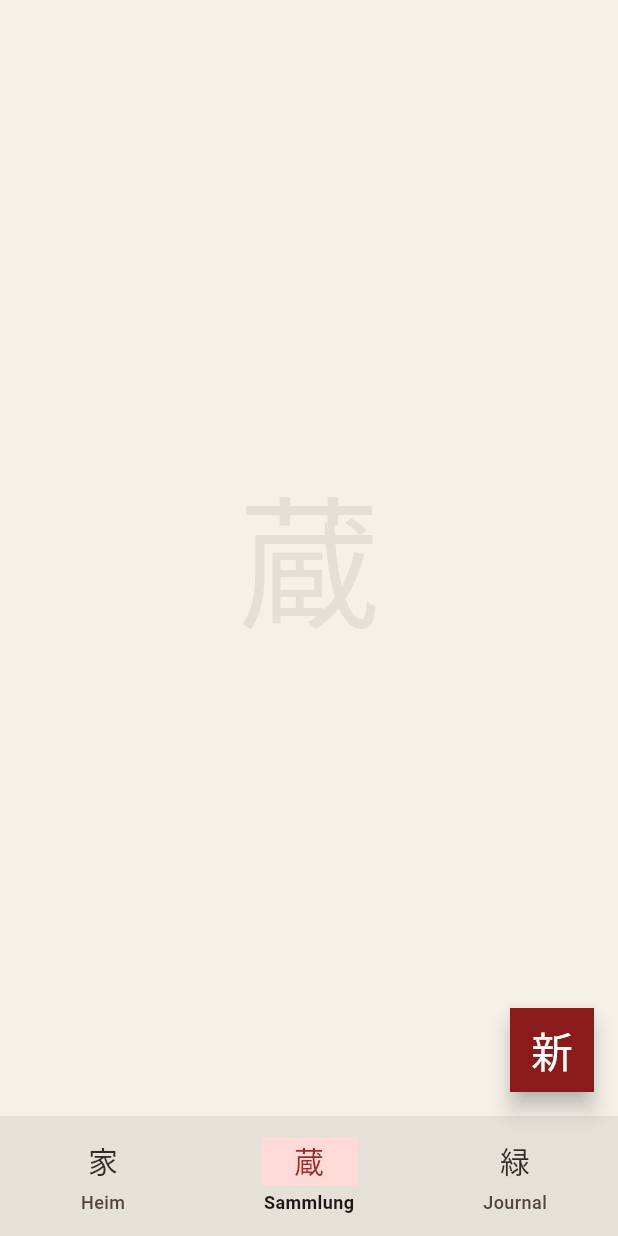
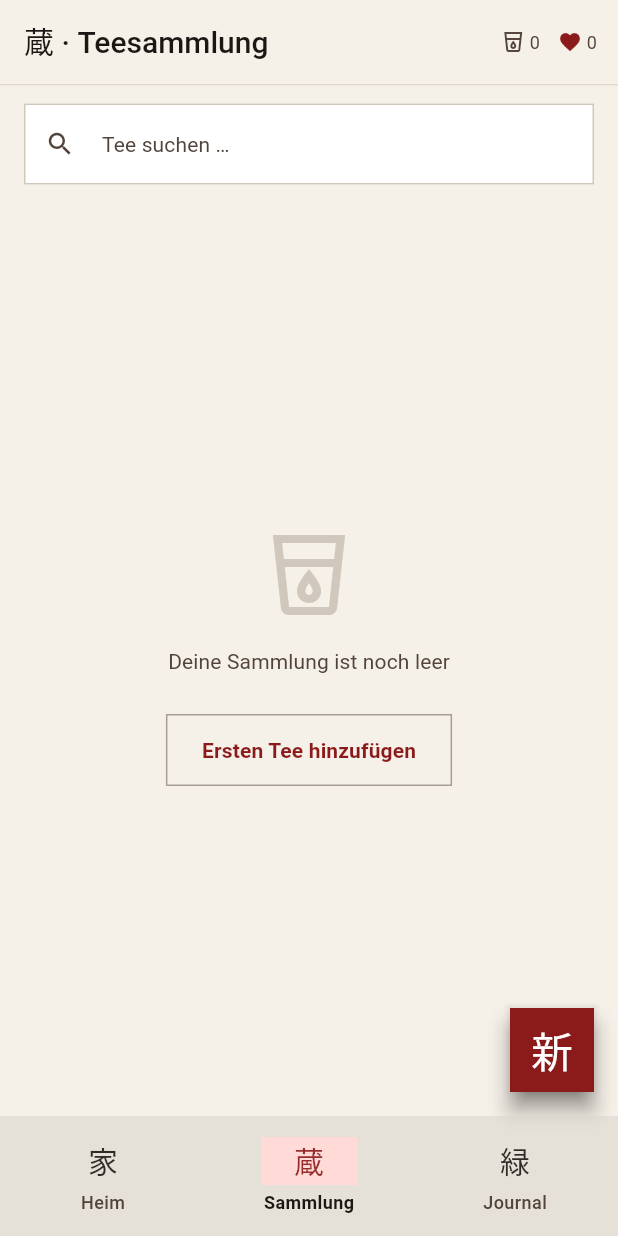
Before and after one commit to DevBoll/SteapLeaf, a Flutter app: the screen it shows after launch, item 2 of the bottom bar chosen, on a phone screen of 412 x 824 dp. Run offline on Flutter 3.47's test engine with Material 3 defaults, Android fonts, the phone set to English and light mode, and no system bars; our stand-ins replace sqflite, sqflite_common_ffi; accounts and stored records are empty; Roboto replaces fonts that are missing (NotoSansJP, NotoSerifJP).

Commit message:
feat(collection): add collection screen and update providers

```diff
--- a/lib/core/models/enums.dart
+++ b/lib/core/models/enums.dart
@@ -1,20 +1,129 @@
 // Sammlung aller Enums.
 // Persistiert wird der `name` (z. B. 'green') als TEXT in SQLite.
 
+import 'package:flutter/material.dart';
+
+import '../../theme/steapleaf_theme.dart';
+
 enum TeaType {
-  green,    // Grün
-  black,    // Schwarz
-  oolong,   // Oolong
-  puerh,    // Pu-Erh
-  white,    // Weiss
-  yellow,   // Gelb
-  herbal,   // Kräuter
-  fruit,    // Frucht
-  rooibos,  // Rooibos
-  other,    // Sonstige
+  green,
+  black,
+  oolong,
+  white,
+  yellow,
+  puerh,
+  herbal,
+  fruit,
+  rooibos,
+  other;
+
+  String get label => switch (this) {
+    TeaType.green   => 'Grün',
+    TeaType.black   => 'Schwarz',
+    TeaType.oolong  => 'Oolong',
+    TeaType.white   => 'Weiß',
+    TeaType.yellow  => 'Gelb',
+    TeaType.puerh   => 'Pu-Erh',
+    TeaType.herbal  => 'Kräuter',
+    TeaType.fruit   => 'Früchte',
+    TeaType.rooibos => 'Rooibos',
+    TeaType.other  => 'Sonstige'
+  };
+
+  /// Vollständiges Farb-Set aus dem Theme (container, onContainer, badge).
+  TeaTypeColors get colors => switch (this) {
+    TeaType.green   => TeaTypeTokens.green,
+    TeaType.black   => TeaTypeTokens.black,
+    TeaType.oolong  => TeaTypeTokens.oolong,
+    TeaType.white   => TeaTypeTokens.white,
+    TeaType.yellow  => TeaTypeTokens.yellow,
+    TeaType.puerh   => TeaTypeTokens.puerh,
+    TeaType.herbal  => TeaTypeTokens.herbal,
+    TeaType.fruit   => TeaTypeTokens.fruit,
+    TeaType.rooibos => TeaTypeTokens.rooibos,
+    TeaType.other => TeaTypeTokens.other,
+  };
+
+  /// Kennfarbe für Badges und Chips.
+  Color get color => colors.badge;
+
+  /// Textfarbe auf der Kennfarbe.
+  Color get textColor => colors.onContainer;
+
+  /// Kanji-Symbol aus der SteapLeaf-Kanji-Bibliothek.
+  String get kanji => switch (this) {
+    TeaType.green   => SteapLeafKanji.typeGreen.character,
+    TeaType.black   => SteapLeafKanji.typeBlack.character,
+    TeaType.oolong  => SteapLeafKanji.typeOolong.character,
+    TeaType.white   => SteapLeafKanji.typeWhite.character,
+    TeaType.yellow  => SteapLeafKanji.typeYellow.character,
+    TeaType.puerh   => SteapLeafKanji.typePuerh.character,
+    TeaType.herbal  => SteapLeafKanji.typeHerbal.character,
+    TeaType.fruit   => SteapLeafKanji.typeFruit.character,
+    TeaType.rooibos => SteapLeafKanji.typeRooibos.character,
+    TeaType.other => SteapLeafKanji.typeCustom.character,
+  };
+
+  /// Empfohlene Brühtemperatur als Standardwert
+  int get defaultTemp => switch (this) {
+    TeaType.green   => 70,
+    TeaType.yellow  => 75,
+    TeaType.white   => 75,
+    TeaType.oolong  => 85,
+    TeaType.black   => 95,
+    TeaType.puerh   => 95,
+    TeaType.herbal  => 100,
+    TeaType.fruit   => 100,
+    TeaType.rooibos => 100,
+    TeaType.other => 100,
+  };
+
+  /// Empfohlene Ziehzeit als Standardwert
+  Duration get defaultSteepTime => switch (this) {
+    TeaType.green   => const Duration(minutes: 2),
+    TeaType.yellow  => const Duration(minutes: 2),
+    TeaType.black   => const Duration(minutes: 3),
+    TeaType.oolong  => const Duration(minutes: 3),
+    TeaType.puerh   => const Duration(minutes: 3),
+    TeaType.white   => const Duration(minutes: 4),
+    TeaType.herbal  => const Duration(minutes: 5),
+    TeaType.fruit   => const Duration(minutes: 5),
+    TeaType.rooibos => const Duration(minutes: 5),
+    TeaType.other => const Duration(minutes: 3),
+  };
+
+  static TeaType fromString(String value) {
+    return TeaType.values.firstWhere(
+      (e) => e.name == value,
+      orElse: () => TeaType.green,
+    );
+  }
+
 }
 
-enum BrewingType { western, gongFu, matcha, coldbrew, custom }
+enum BrewingType {
+  western,
+  gongfu,
+  coldBrew,
+  matcha,
+  custom;
+
+  String get label => switch (this) {
+    BrewingType.western  => 'Westlich',
+    BrewingType.gongfu   => 'Gong Fu',
+    BrewingType.coldBrew => 'Cold Brew',
+    BrewingType.matcha => 'Matcha',
+    BrewingType.custom   => 'Benutzerdefiniert',
+  };
+
+  static BrewingType fromString(String value) {
+    return BrewingType.values.firstWhere(
+      (e) => e.name == value,
+      orElse: () => BrewingType.western,
+    );
+  }
+}
+
 
 enum SessionType { simple, tasting }
 
@@ -24,9 +133,9 @@ enum InfusionType { prep, drink }
 
 enum ColdBrewLocation { fridge, room }
 
-enum AromaCategory { floral, fruity, grassy, earthy, woody, spicy, roasted }
+enum AromaCategory { floral, fruity, grassy, earthy, herbal, spicy, roasted }
 
-enum TasteCategory { sweet, sour, bitter, umami, astringent }
+enum TasteCategory { sweet, sour, bitter, umami, salty }
 
 enum MouthfeelCategory { body, astringency, finish }
 
--- a/lib/core/providers/tea_provider.dart
+++ b/lib/core/providers/tea_provider.dart
@@ -1,8 +1,11 @@
 import 'package:flutter/foundation.dart';
 
 import '../models/brewing_variant.dart';
+import '../models/enums.dart';
 import '../models/tea.dart';
 import '../repositories/tea_repository.dart';
+
+enum TeaSortOrder { byName, byRating, byNewest }
 
 /// State-Management für die Tee-Sammlung.
 class TeaProvider extends ChangeNotifier {
@@ -12,10 +15,101 @@ class TeaProvider extends ChangeNotifier {
   List<Tea> _teas = [];
   bool _loading = false;
   String? _error;
+  TeaSortOrder _sortOrder = TeaSortOrder.byName;
+  String _searchQuery = '';
+  TeaType? _filterType;
+  bool _filterFavorites = false;
+  bool? _filterInStock;
 
-  List<Tea> get teas => List.unmodifiable(_teas);
+  TeaSortOrder get sortOrder => _sortOrder;
   bool get loading => _loading;
   String? get error => _error;
+  String get searchQuery => _searchQuery;
+  TeaType? get filterType => _filterType;
+  bool get filterFavorites => _filterFavorites;
+  bool? get filterInStock => _filterInStock;
+
+  List<Tea> get teas {
+    final query = _searchQuery.toLowerCase().trim();
+    var filtered = query.isEmpty
+        ? _teas
+        : _teas.where((t) {
+            return t.name.toLowerCase().contains(query) ||
+                t.origin.toLowerCase().contains(query) ||
+                t.vendor.toLowerCase().contains(query) ||
+                t.tags.any((tag) => tag.name.toLowerCase().contains(query));
+          }).toList();
+
+
+     if (_filterType != null) {
+      filtered = filtered.where((t) => t.type == _filterType).toList();
+    }
+
+    if (_filterFavorites) {
+      filtered = filtered.where((t) => t.isFavorite).toList();
+    }
+
+    if (_filterInStock != null) {
+      filtered = filtered.where((t) => t.isOwned == _filterInStock).toList();
+    }
+
+    final sorted = [...filtered];
+    switch (_sortOrder) {
+      case TeaSortOrder.byName:
+        sorted.sort((a, b) => a.name.toLowerCase().compareTo(b.name.toLowerCase()));
+      case TeaSortOrder.byRating:
+        sorted.sort((a, b) => b.rating.compareTo(a.rating));
+      case TeaSortOrder.byNewest:
+        sorted.sort((a, b) => b.createdAt.compareTo(a.createdAt));
+    }
+    return List.unmodifiable(sorted);
+  }
+
+  void setSortOrder(TeaSortOrder order) {
+    if (_sortOrder == order) return;
+    _sortOrder = order;
+    notifyListeners();
+  }
+
+  void setSearch(String query) {
+    if (_searchQuery == query) return;
+    _searchQuery = query;
+    notifyListeners();
+  }
+
+  void clearSearch() {
+    if (_searchQuery.isEmpty) return;
+    _searchQuery = '';
+    notifyListeners();
+  }
+
+ void setFilterType(TeaType? type) {
+  if (_filterType == type) return;
+    _filterType = type;
+    notifyListeners();
+  }
+
+  void setFilterFavorites(bool value) {
+     if (_filterFavorites == value) return;
+    _filterFavorites = value;
+    notifyListeners();
+  }
+
+  void setFilterInStock(bool? value) {
+     if (_filterInStock == value) return;
+    _filterInStock = value;
+    notifyListeners();
+  }
+
+  void clearFilters() {
+    _filterType = null;
+    _filterFavorites = false;
+    _filterInStock = false;
+    _searchQuery = '';
+    notifyListeners();
+  }
+
+
 
   List<Tea> get favorites =>
       _teas.where((t) => t.isFavorite).toList(growable: false);
@@ -29,7 +123,7 @@ class TeaProvider extends ChangeNotifier {
     return null;
   }
 
-  // ---------------- Load ----------------
+  // Load
 
   Future<void> loadAll() async {
     _setLoading(true);
@@ -58,7 +152,7 @@ class TeaProvider extends ChangeNotifier {
     notifyListeners();
   }
 
-  // ---------------- Mutations ----------------
+  // Mutations
 
   Future<Tea> create(Tea tea) async {
     final created = await _repo.create(tea);
@@ -78,22 +172,7 @@ class TeaProvider extends ChangeNotifier {
     notifyListeners();
   }
 
-  Future<void> toggleFavorite(String id) async {
-    await _repo.toggleFavorite(id);
-    await refresh(id);
-  }
-
-  Future<void> setOwned(String id, bool owned) async {
-    await _repo.setOwned(id, owned);
-    await refresh(id);
-  }
-
-  Future<void> setRating(String id, int rating) async {
-    await _repo.setRating(id, rating);
-    await refresh(id);
-  }
-
-  // ---------------- Brewing-Variants ----------------
+  // Brewing-Variants
 
   Future<void> addVariant(BrewingVariant v) async {
     await _repo.addVariant(v);
@@ -115,10 +194,11 @@ class TeaProvider extends ChangeNotifier {
     await refresh(teaId);
   }
 
-  // ---------------- Helpers ----------------
+  // Helpers
 
   void _setLoading(bool v) {
     _loading = v;
     notifyListeners();
   }
+
 }
--- a/lib/main_shell.dart
+++ b/lib/main_shell.dart
@@ -4,6 +4,7 @@ import 'core/providers/session_provider.dart';
 import 'core/providers/settings_provider.dart';
 import 'core/providers/tag_provider.dart';
 import 'core/providers/tea_provider.dart';
+import 'screens/collection/collection_screen.dart';
 import 'theme/steapleaf_theme.dart';
 
 
@@ -186,8 +187,7 @@ class _HomeTab extends StatelessWidget {
 class _CollectionTab extends StatelessWidget {
   const _CollectionTab();
   @override
-  Widget build(BuildContext context) =>
-      const _TabPlaceholder(SteapLeafKanji.collection);
+  Widget build(BuildContext context) => const CollectionScreen();
 }
 
 
--- /dev/null
+++ b/lib/screens/collection/collection_screen.dart
@@ -0,0 +1,272 @@
+import 'package:flutter/material.dart';
+import 'package:provider/provider.dart';
+import 'package:steapleaf/theme/steapleaf_theme.dart';
+
+import '../../core/models/enums.dart';
+import '../../core/models/tea.dart';
+import '../../core/providers/tea_provider.dart';
+import '../../core/widgets/star_rating.dart';
+import 'tea_detail_screen.dart';
+import 'tea_edit_screen.dart';
+import '../../core/widgets/tea_thumb.dart';
+import '../../core/widgets/tea_type_chip.dart';
+
+class CollectionScreen extends StatefulWidget {
+  const CollectionScreen({super.key});
+
+  @override
+  State<CollectionScreen> createState() => _CollectionScreenState();
+}
+
+class _CollectionScreenState extends State<CollectionScreen> {
+final _searchCtrl = TextEditingController();
+
+   void _openEdit(BuildContext context, {Tea? tea}) {
+    Navigator.push(
+      context,
+      MaterialPageRoute(builder: (_) => TeaEditScreen(tea: tea)),
+    );
+  }
+
+  @override
+  void dispose() {
+    _searchCtrl.dispose();
+    super.dispose();
+  }
+
+  @override
+  Widget build(BuildContext context) {
+     final provider = context.watch<TeaProvider>();
+    final colorScheme = Theme.of(context).colorScheme;
+    final textTheme = Theme.of(context).textTheme;
+    final sortedTeas = provider.teas;
+
+    return Scaffold(
+      appBar: AppBar(
+        title: Text('蔵 · Teesammlung', style: textTheme.titleLarge),
+        actions: [
+          _AppBarStat(
+            icon: Icons.local_drink_outlined,
+            count: provider.teas.length,
+          ),
+          _AppBarStat(
+            icon: Icons.favorite,
+            iconColor: colorScheme.primary,
+            count: provider.teas.where((t) => t.isFavorite).length,
+          ),
+          const SizedBox(width: SteapLeafSpacing.xs),
+        ],
+        bottom: PreferredSize(
+          preferredSize: const Size.fromHeight(1),
+          child: Divider(
+            height: 1,
+            thickness: 0.5,
+            color: colorScheme.outlineVariant,
+          ),
+        ),
+      ),
+      body: Column(
+        crossAxisAlignment: CrossAxisAlignment.start,
+                  children: [
+                    Padding(
+                      padding: const EdgeInsets.fromLTRB(
+                          SteapLeafSpacing.md, SteapLeafSpacing.sm,
+                          SteapLeafSpacing.md, SteapLeafSpacing.xs,
+                        ),
+                      child: Semantics(
+                        label: 'Tee suchen',
+                        child: TextField(
+                          controller: _searchCtrl,
+                          decoration: const InputDecoration(
+                            hintText: 'Tee suchen …',
+                            prefixIcon: Icon(Icons.search, size: 20),
+                          ),
+                          onChanged: context.read<TeaProvider>().setSearch,
+                        ),
+                      ),
+                    ),
+
+          // Tee-Liste
+                    Expanded(
+            child: provider.loading
+                ? const Center(child: CircularProgressIndicator())
+                : sortedTeas.isEmpty
+                    ? _EmptyState(
+                        isEmpty: provider.teas.isEmpty,
+                        onAdd: () => _openEdit(context),
+                )
+                    : ListView.separated(
+                      padding: const EdgeInsets.fromLTRB(
+                          SteapLeafSpacing.md, SteapLeafSpacing.tiny,
+                          SteapLeafSpacing.md,
+                          SteapLeafSpacing.xxl + SteapLeafSpacing.fabSize,
+                        ),
+                        itemCount: sortedTeas.length,
+                        separatorBuilder: (_, _) => const DashedDivider(),
+                        itemBuilder: (_, i) => _TeaRow(sortedTeas[i]),
+                      ),
+                    ),
+                  ],
+                ),
+      floatingActionButton: FloatingActionButton(
+        heroTag: 'collection_fab',
+        tooltip: 'Tee hinzufügen',
+        onPressed: () => _openEdit(context),
+        child: Text(
+          SteapLeafKanji.newItem.character,
+          style: textTheme.titleLarge?.copyWith(
+            color: colorScheme.onPrimary,
+          ),
+        ),
+      ),
+    );
+  }
+
+  }
+
+class _AppBarStat extends StatelessWidget {
+  final IconData icon;
+  final Color? iconColor;
+  final int count;
+
+  const _AppBarStat({
+    required this.icon,
+    required this.count,
+    this.iconColor,
+  });
+
+  @override
+  Widget build(BuildContext context) {
+    final colorScheme = Theme.of(context).colorScheme;
+    final textTheme = Theme.of(context).textTheme;
+    final color = iconColor ?? colorScheme.onSurfaceVariant;
+
+    return Padding(
+      padding: const EdgeInsets.symmetric(horizontal: 6),
+      child: Row(
+        mainAxisSize: MainAxisSize.min,
+        children: [
+          Icon(icon, size: 16, color: color),
+          const SizedBox(width: 3),
+          Text(
+            '$count',
+            style: textTheme.bodySmall
+                ?.copyWith(color: colorScheme.onSurfaceVariant),
+          ),
+        ],
+      ),
+    );
+  }
+}
+
+class _EmptyState extends StatelessWidget {
+  final bool isEmpty;
+  final VoidCallback onAdd;
+  const _EmptyState({required this.isEmpty, required this.onAdd});
+
+  @override
+  Widget build(BuildContext context) {
+    final colorScheme = Theme.of(context).colorScheme;
+    final textTheme = Theme.of(context).textTheme;
+
+    return Center(
+      child: Column(
+        mainAxisSize: MainAxisSize.min,
+        children: [
+          Icon(Icons.local_drink_outlined,
+              size: 64, color: colorScheme.outlineVariant),
+          const SizedBox(height: SteapLeafSpacing.md),
+          Text(
+            isEmpty ? 'Deine Sammlung ist noch leer' : 'Keine Treffer',
+            style: textTheme.bodyMedium
+                ?.copyWith(color: colorScheme.onSurfaceVariant),
+          ),
+          if (isEmpty) ...[
+            const SizedBox(height: SteapLeafSpacing.lg),
+            OutlinedButton(
+              onPressed: onAdd,
+              child: const Text('Ersten Tee hinzufügen'),
+            ),
+          ],
+        ],
+      ),
+    );
+  }
+}
+
+class _TeaRow extends StatelessWidget {
+  final Tea tea;
+  const _TeaRow(this.tea);
+
+  @override
+  Widget build(BuildContext context) {
+    final colorScheme = Theme.of(context).colorScheme;
+    final textTheme = Theme.of(context).textTheme;
+
+    return InkWell(
+      onTap: () => Navigator.push(
+        context,
+        MaterialPageRoute(builder: (_) => TeaDetailScreen(tea: tea, teaId: tea.id,)),
+      ),
+      child: Opacity(
+        opacity: tea.isOwned ? 1.0 : 0.55,
+        child: Padding(
+          padding: const EdgeInsets.symmetric(vertical: 14),
+          child: Row(
+            crossAxisAlignment: CrossAxisAlignment.center,
+            children: [
+              TeaThumb(tea: tea, size: 60),
+              const SizedBox(width: SteapLeafSpacing.sm),
+              Expanded(
+                child: Column(
+                  crossAxisAlignment: CrossAxisAlignment.start,
+                  mainAxisSize: MainAxisSize.min,
+                  children: [
+                    Text(tea.name, style: textTheme.titleMedium),
+                    const SizedBox(height: SteapLeafSpacing.tiny),
+                    Row(
+                      children: [
+                        TeaTypeChip(type: tea.type),
+                        if (tea.origin?.isNotEmpty ?? false) ...[
+                          const SizedBox(width: SteapLeafSpacing.tiny),
+                          Expanded(
+                            child: Text(
+                              tea.origin ?? '',
+                              style: textTheme.labelSmall?.copyWith(
+                                color: colorScheme.onSurfaceVariant,
+                                letterSpacing: 1.2,
+                              ),
+                              overflow: TextOverflow.ellipsis,
+                            ),
+                          ),
+                        ],
+                      ],
+                    ),
+                  ],
+                ),
+              ),
+              Column(
+                crossAxisAlignment: CrossAxisAlignment.end,
+                mainAxisSize: MainAxisSize.min,
+                children: [
+                  if (tea.rating > 0)
+                    StarRating(rating: tea.rating, size: 14)
+                  else
+                    const SizedBox(height: 14),
+                  const SizedBox(height: SteapLeafSpacing.tiny),
+                  Icon(
+                    tea.isFavorite ? Icons.favorite : Icons.favorite_border,
+                    size: 14,
+                    color: tea.isFavorite
+                        ? colorScheme.primary
+                        : colorScheme.outlineVariant,
+                  ),
+                ],
+              ),
+            ],
+          ),
+        ),
+      ),
+    );
+  }
+}
--- a/lib/theme/tokens/tea_type_tokens.dart
+++ b/lib/theme/tokens/tea_type_tokens.dart
@@ -94,4 +94,10 @@ abstract final class TeaTypeTokens {
   badge:       Color(0xFF7A6010),
 );
 
+static const TeaTypeColors other = TeaTypeColors(
+    container:   Color.fromARGB(255, 255, 0, 221),
+    onContainer: Color.fromARGB(255, 255, 170, 0),
+    badge:       Color.fromARGB(255, 0, 225, 255),
+  );
+
 }
```
Also changed, not shown: lib/core/widgets/star_rating.dart (added, +45 -0 lines), lib/core/widgets/tea_thumb.dart (added, +44 -0 lines), lib/core/widgets/tea_type_chip.dart (added, +29 -0 lines), lib/screens/collection/tea_detail_screen.dart (added, +21 -0 lines), lib/screens/collection/tea_edit_screen.dart (added, +17 -0 lines).
